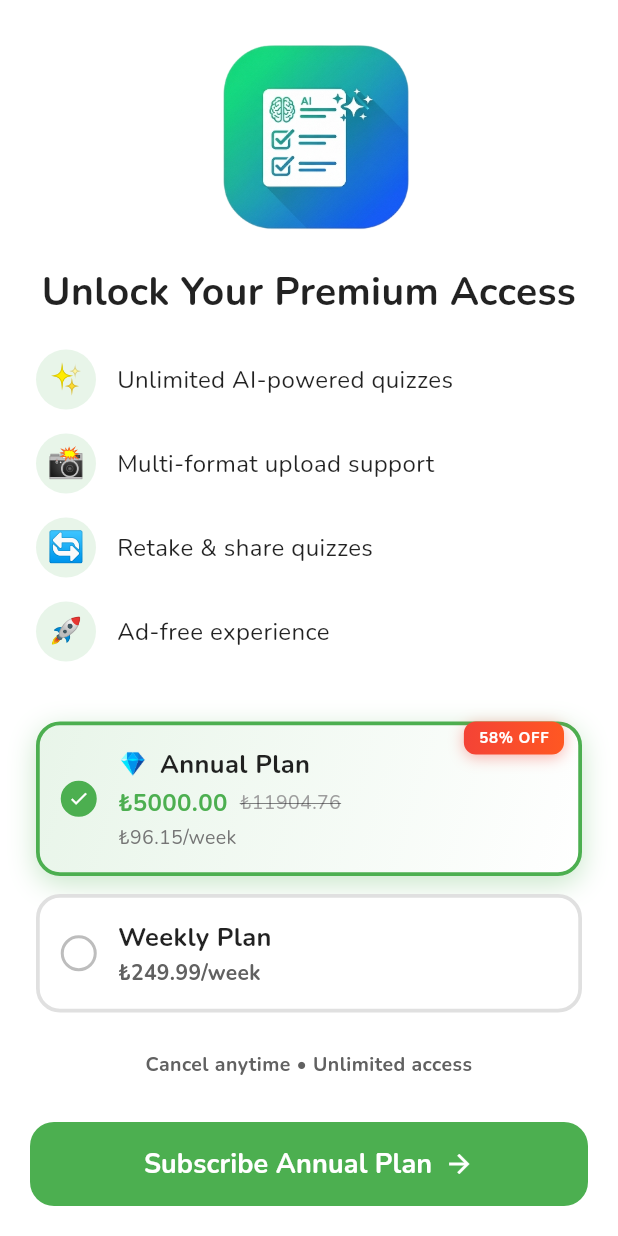
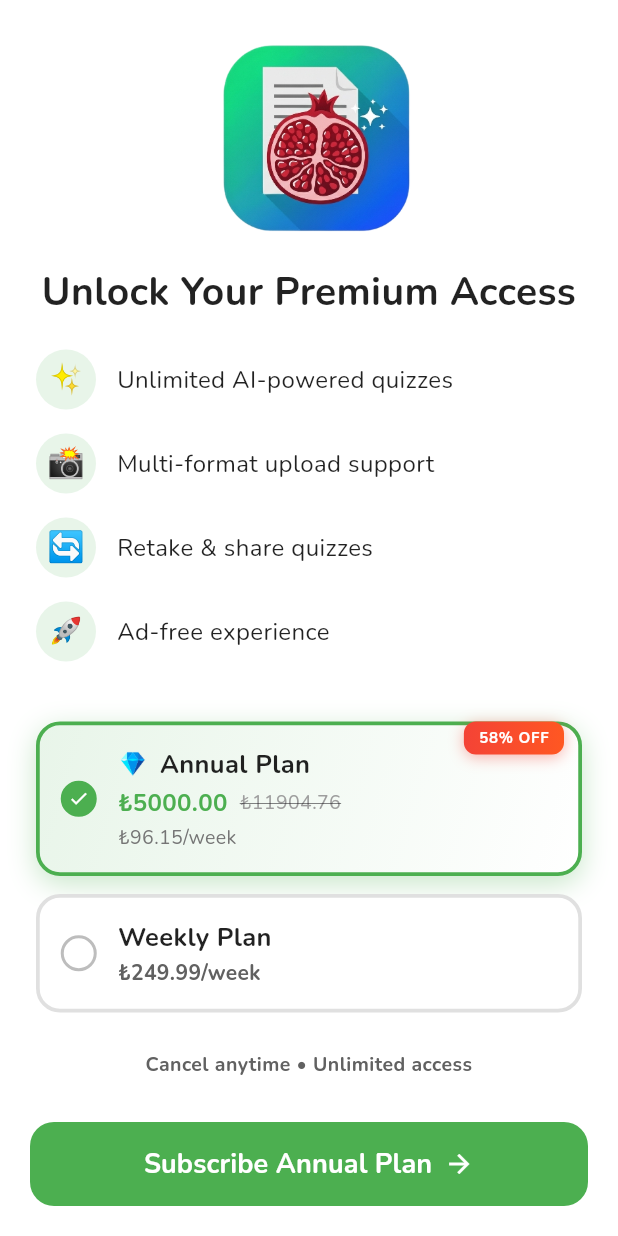
Before and after one commit to kardelenkeles/ui-quiz, a Flutter app: the PaywallScreen screen opened directly, on a phone screen of 412 x 824 dp. Run offline on Flutter 3.47's test engine with Material 3 defaults, Android fonts, the phone set to English and light mode, and no system bars; drawn by our look-alikes of keyboard_dismisser; our stand-ins replace cloud_firestore, device_info_plus, file_picker, firebase_auth, firebase_core, flashy_tab_bar2 and 6 more; missing offline and left inert: add_to_cart_animation, animated_button, flutter_pdf_text; accounts and stored records are empty; project files that could hold a hidden picture were left out.

Commit message:
feat: update app icon path in paywall screen; ensure correct asset reference for improved display

```diff
--- a/lib/screens/onboarding/paywall_screen.dart
+++ b/lib/screens/onboarding/paywall_screen.dart
@@ -119,7 +119,7 @@ class _PaywallScreenState extends State<PaywallScreen> {
                       ClipRRect(
                         borderRadius: BorderRadius.circular(22),
                         child: Image.asset(
-                          'asset/icon/appicon.png',
+                          'asset/icon/app-icon.png',
                           width: 150,
                           height: 150,
                           fit: BoxFit.cover,
```
Also changed, not shown: asset/icon/app-icon.png (added).
